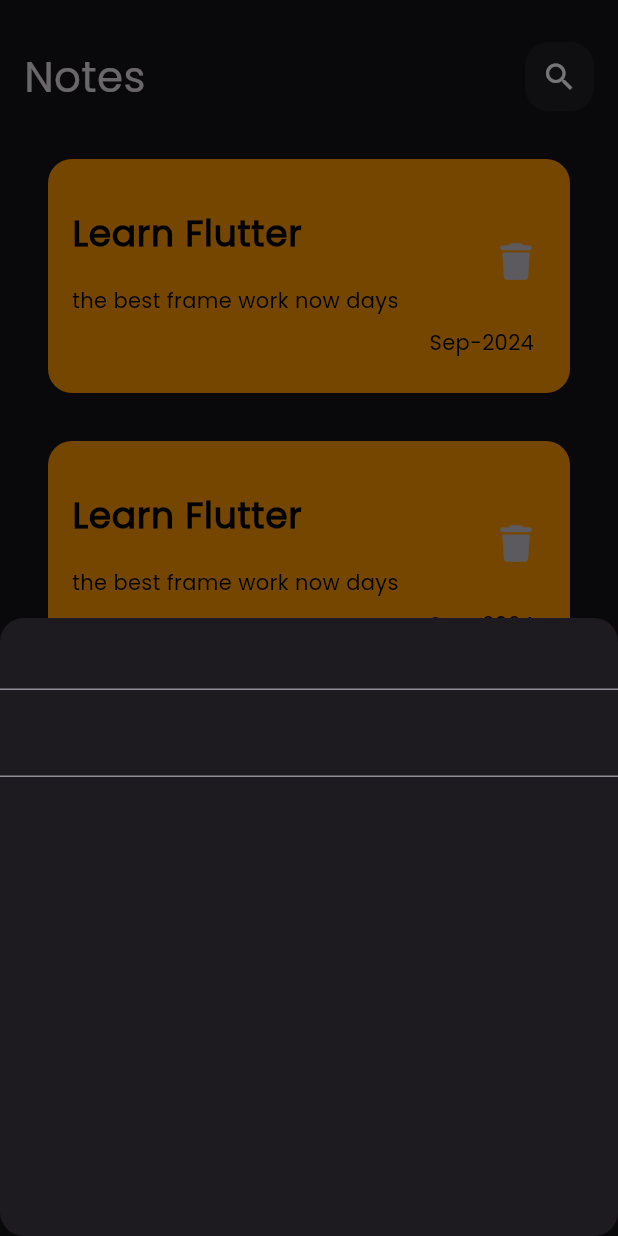
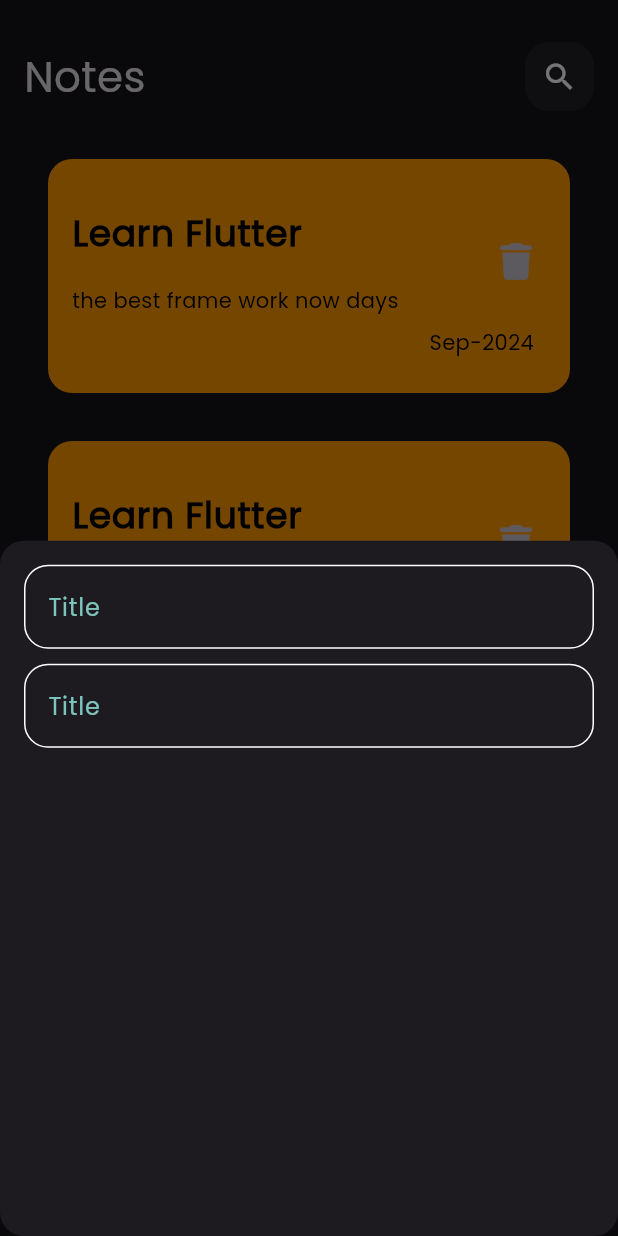
Before and after one commit to Muhanad-eng/app_notes, a Flutter app: the screen it shows after launch, after a tap on the "add" icon, on a phone screen of 412 x 824 dp. Run offline on Flutter 3.47's test engine with Material 3 defaults, Android fonts, the phone set to English and light mode, and no system bars; our stand-ins replace font_awesome_flutter.

Commit message:
add custom text field

```diff
--- /dev/null
+++ b/lib/costants/constants.dart
@@ -0,0 +1,3 @@
+import 'package:flutter/material.dart';
+
+const Color kPrimaryColor = Color(0xff7dc5bc);
--- a/lib/widgets/bottom_sheet.dart
+++ b/lib/widgets/bottom_sheet.dart
@@ -1,3 +1,4 @@
+import 'package:app_note/widgets/custtom_text_field.dart';
 import 'package:flutter/material.dart';
 
 class CusttomBottomSheet extends StatelessWidget {
@@ -5,23 +6,18 @@ class CusttomBottomSheet extends StatelessWidget {
 
   @override
   Widget build(BuildContext context) {
-    return Container(
-      height: MediaQuery.of(context).size.height/2,
+    return Padding(
+      padding: const EdgeInsets.all(16.0),
+      child: Column(
+          children: [
+            CusttomTextField(),
+            SizedBox(height:10),
+            CusttomTextField(),
+            SizedBox(height:20),
+            MaterialButton(onPressed: (){})
 
-      decoration: BoxDecoration(
-        //color: Colors.grey,
+          ],
 
-
-      ),
-      child: Column(
-        children: [
-          TextField(),
-          SizedBox(height:10),
-          TextField(),
-           SizedBox(height:20),
-           MaterialButton(onPressed: (){})
-
-        ],
       ),
     );
   }
--- /dev/null
+++ b/lib/widgets/custtom_text_field.dart
@@ -0,0 +1,31 @@
+import 'package:app_note/costants/constants.dart';
+import 'package:flutter/material.dart';
+
+class CusttomTextField extends StatelessWidget {
+  const CusttomTextField({super.key});
+
+  @override
+  Widget build(BuildContext context) {
+    return  TextField(
+
+      cursorColor: kPrimaryColor,
+
+      decoration: InputDecoration(
+        hintText: "Title",
+        hintStyle:const TextStyle(color: kPrimaryColor),
+        border: outlineBorder(),
+        enabledBorder: outlineBorder(),
+        focusedBorder: outlineBorder(kPrimaryColor)
+      ),
+
+    );
+  }
+
+  OutlineInputBorder outlineBorder([color]) {
+    return OutlineInputBorder(
+        borderRadius: BorderRadius.circular(16),
+        borderSide: BorderSide(color:color??Colors.white),
+
+      );
+  }
+}
```
